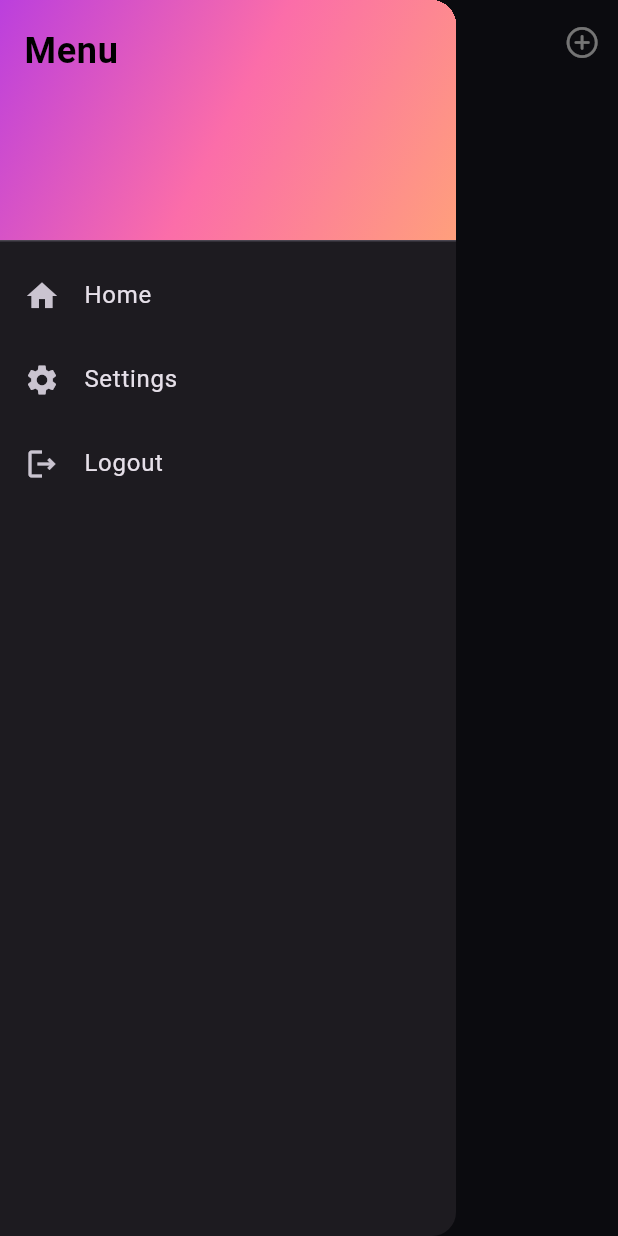
After one commit to arshvinw5/blog_app_ca, a Flutter app: the BlogPage screen opened directly, in the side drawer, after a tap on "Logout", on a phone screen of 412 x 824 dp. The commit adds this screen. Run offline on Flutter 3.47's test engine with Material 3 defaults, Android fonts, the light colour scheme and no system bars; our stand-ins replace bloc, flutter_bloc, flutter_dotenv, fpdart, get_it, supabase_flutter; accounts and stored records are empty; network calls fail.

Commit message:
add blog screen

```diff
--- /dev/null
+++ b/lib/features/blog/presentation/pages/blog_page.dart
@@ -0,0 +1,67 @@
+import 'package:ca_blog_app/core/theme/app_pallete.dart';
+import 'package:ca_blog_app/features/auth/presentation/bloc/auth_bloc_bloc.dart';
+import 'package:flutter/cupertino.dart';
+import 'package:flutter/material.dart';
+import 'package:flutter_bloc/flutter_bloc.dart';
+
+class BlogPage extends StatelessWidget {
+  const BlogPage({super.key});
+
+  @override
+  Widget build(BuildContext context) {
+    return Scaffold(
+      drawer: Drawer(
+        child: ListView(
+          padding: EdgeInsets.zero,
+          children: <Widget>[
+            DrawerHeader(
+              decoration: BoxDecoration(
+                gradient: LinearGradient(
+                  colors: [
+                    AppPallete.gradient1,
+                    AppPallete.gradient2,
+                    AppPallete.gradient3,
+                  ],
+                  begin: Alignment.topLeft,
+                  end: Alignment.bottomRight,
+                ),
+              ),
+              child: Text(
+                'Menu',
+                style: TextStyle(
+                  color: Colors.black,
+                  fontSize: 24,
+                  fontWeight: FontWeight.bold,
+                ),
+              ),
+            ),
+            ListTile(leading: Icon(Icons.home), title: Text('Home')),
+            ListTile(leading: Icon(Icons.settings), title: Text('Settings')),
+            GestureDetector(
+              onTap: () {
+                // Trigger logout event
+                context.read<AuthBlocBloc>().add(AuthLogout());
+              },
+              child: ListTile(
+                leading: Icon(Icons.logout_outlined),
+                title: Text('Logout'),
+              ),
+            ),
+          ],
+        ),
+      ),
+      appBar: AppBar(
+        centerTitle: true,
+        title: const Text('Blog Page'),
+        actions: [
+          IconButton(
+            icon: const Icon(CupertinoIcons.add_circled),
+            onPressed: () {
+              // Implement refresh functionality here
+            },
+          ),
+        ],
+      ),
+    );
+  }
+}
--- a/lib/home.dart
+++ b/lib/home.dart
@@ -1,6 +1,6 @@
 import 'package:ca_blog_app/core/cubits/cubit/app_user_cubit.dart';
-import 'package:ca_blog_app/features/auth/presentation/bloc/auth_bloc_bloc.dart';
 import 'package:ca_blog_app/features/auth/presentation/pages/sign_in_screen.dart';
+import 'package:ca_blog_app/features/blog/presentation/pages/blog_page.dart';
 import 'package:flutter/material.dart';
 import 'package:flutter_bloc/flutter_bloc.dart';
 
@@ -20,21 +20,7 @@ class _HomeState extends State<Home> {
       },
       builder: (context, isLoggedIn) {
         if (isLoggedIn) {
-          return Scaffold(
-            body: Center(
-              child: Column(
-                children: [
-                  Text('Welcome to CA Blog App! You are logged in.'),
-                  ElevatedButton(
-                    onPressed: () {
-                      context.read<AuthBlocBloc>().add(AuthLogout());
-                    },
-                    child: Text('Logout'),
-                  ),
-                ],
-              ),
-            ),
-          );
+          return const BlogPage();
         }
         return const SignInScreen();
       },
```
